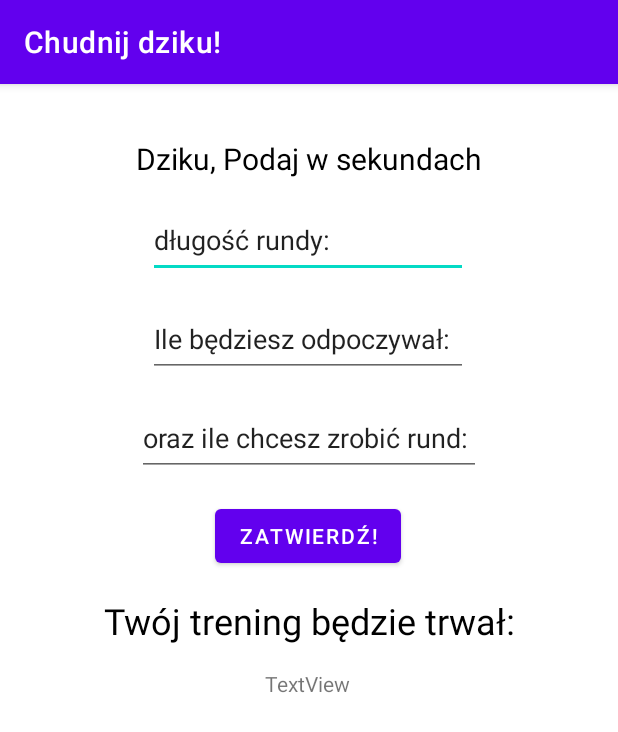
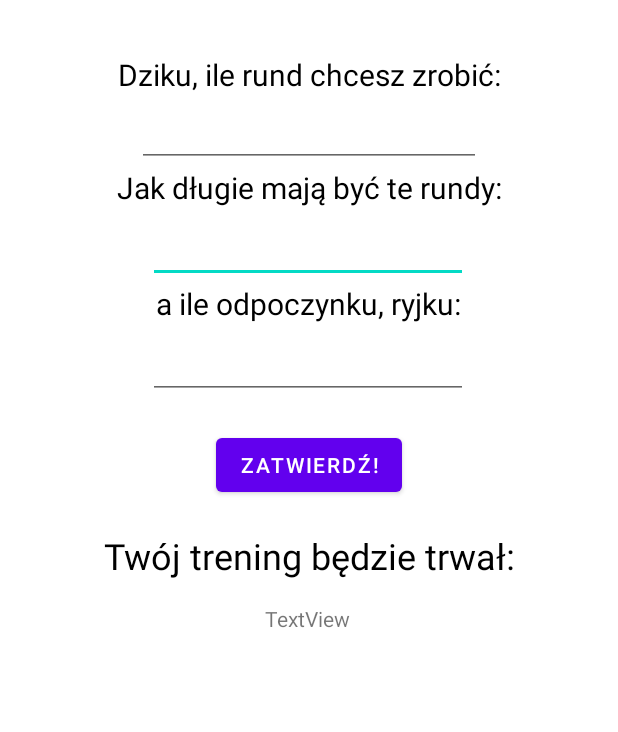
Before and after one commit to wszymon/Chudnij-dziku-, an Android app: the IntervalsActivity screen opened directly, with no data from a screen before it, after a tap on "ZATWIERDŹ!", on a phone screen of 412 x 824 dp. Shown: the top 732 px of the screen. Run offline under Robolectric (Android 15) with nearby library versions, the phone set to English and light mode, and no system bars.

Commit message:
add setters to interval activity and change textviews

```diff
--- a/app/src/main/java/com/example/chudnijdziku/ChudnijDziku.java
+++ b/app/src/main/java/com/example/chudnijdziku/ChudnijDziku.java
@@ -9,6 +9,7 @@ public class ChudnijDziku extends MainActivity {
     private String eatenKcalTextView;
     private String burnedKcalTextView;
     private String randomFactTextView;
+
 
     public int getEatenKcal() {
         return eatenKcal;
--- a/app/src/main/java/com/example/chudnijdziku/IntervalsActivity.java
+++ b/app/src/main/java/com/example/chudnijdziku/IntervalsActivity.java
@@ -1,25 +1,41 @@
 package com.example.chudnijdziku;
 
-import androidx.appcompat.app.AppCompatActivity;
-
-import android.content.Intent;
 import android.os.Bundle;
 import android.view.View;
 import android.widget.Button;
+import android.widget.EditText;
+import android.widget.TextView;
 
 public class IntervalsActivity extends Intervals {
+
+    private EditText roundTime, breakTime, roundsNum;
+    private TextView sumTime;
+    private Button confirmButton;
 
     @Override
     protected void onCreate(Bundle savedInstanceState) {
         super.onCreate(savedInstanceState);
         setContentView(R.layout.activity_intervals);
-        Intervals intervals = new Intervals();
+
     }
+
+    Intervals intervals = new Intervals();  //an Interval class instance for access to attributes and methods
+
+
     public void ConfirmIntervalsProperties(View v){
-        Button confirmButton = (Button)findViewById(R.id.confirmIntervalsPropertiesButton);
+        //picking layout views
+        roundTime = (EditText)findViewById(R.id.roundTimeEditText);
+        breakTime = (EditText)findViewById(R.id.breakTimeEditText);
+        roundsNum = (EditText)findViewById(R.id.roundNumberEditText);
+        confirmButton = (Button)findViewById(R.id.confirmIntervalsPropertiesButton);
         confirmButton.setOnClickListener(new View.OnClickListener() {
             @Override
             public void onClick(View view) {
+                intervals.setRoundTime(Integer.parseInt(roundTime.getText().toString()));//setting round time
+
+                intervals.setBreakTime(Integer.parseInt(breakTime.getText().toString()));//setting break time
+
+                intervals.setRoundsNumber(Integer.parseInt(roundsNum.getText().toString()));//setting rounds number
 
             }
         });
--- a/app/src/main/java/com/example/chudnijdziku/MainActivity.java
+++ b/app/src/main/java/com/example/chudnijdziku/MainActivity.java
@@ -5,14 +5,21 @@ import androidx.appcompat.app.AppCompatActivity;
 import android.content.Intent;
 import android.os.Bundle;
 import android.view.View;
+import android.view.Window;
+import android.view.WindowManager;
 
 public class MainActivity extends AppCompatActivity {
 
     @Override
     protected void onCreate(Bundle savedInstanceState) {
         super.onCreate(savedInstanceState);
+        requestWindowFeature(Window.FEATURE_NO_TITLE); //will hide the title
+        getSupportActionBar().hide(); // hide the title bar
+        this.getWindow().setFlags(WindowManager.LayoutParams.FLAG_FULLSCREEN,
+                WindowManager.LayoutParams.FLAG_FULLSCREEN); //enable full screen
         setContentView(R.layout.activity_main);
     }
+
     public void goIntervals(View v){
         Intent i = new Intent(this,IntervalsActivity.class);
         startActivity(i);
--- a/app/src/main/res/layout/activity_intervals.xml
+++ b/app/src/main/res/layout/activity_intervals.xml
@@ -7,33 +7,31 @@
     tools:context=".IntervalsActivity">
 
     <EditText
-        android:id="@+id/roundTimeTextView"
+        android:id="@+id/roundTimeEditText"
         android:layout_width="wrap_content"
         android:layout_height="50dp"
-        android:layout_marginTop="16dp"
         android:ems="10"
         android:inputType="number"
         android:text="@string/roundTimeTextView"
         app:layout_constraintEnd_toEndOf="parent"
         app:layout_constraintHorizontal_bias="0.497"
         app:layout_constraintStart_toStartOf="parent"
-        app:layout_constraintTop_toBottomOf="@+id/intervalInfoTextView" />
+        app:layout_constraintTop_toBottomOf="@+id/roundTimeAskTextView" />
 
     <EditText
-        android:id="@+id/breakTimeTextView"
+        android:id="@+id/breakTimeEditText"
         android:layout_width="wrap_content"
         android:layout_height="50dp"
-        android:layout_marginTop="16dp"
         android:ems="10"
         android:inputType="number"
         android:text="@string/breakTimeTextView"
         app:layout_constraintEnd_toEndOf="parent"
         app:layout_constraintHorizontal_bias="0.497"
         app:layout_constraintStart_toStartOf="parent"
-        app:layout_constraintTop_toBottomOf="@+id/roundTimeTextView" />
+        app:layout_constraintTop_toBottomOf="@+id/breakTimeAskTextView" />
 
     <TextView
-        android:id="@+id/intervalInfoTextView"
+        android:id="@+id/roundNumAskTextView"
         android:layout_width="wrap_content"
         android:layout_height="wrap_content"
         android:layout_marginTop="36dp"
@@ -45,22 +43,21 @@
         app:layout_constraintTop_toTopOf="parent" />
 
     <EditText
-        android:id="@+id/editTextTextPersonName3"
+        android:id="@+id/roundNumberEditText"
         android:layout_width="229dp"
-        android:layout_height="50dp"
-        android:layout_marginTop="16dp"
+        android:layout_height="48dp"
         android:ems="10"
         android:inputType="number"
         android:text="@string/roundsNumberTextView"
         app:layout_constraintEnd_toEndOf="parent"
         app:layout_constraintStart_toStartOf="parent"
-        app:layout_constraintTop_toBottomOf="@+id/breakTimeTextView" />
+        app:layout_constraintTop_toBottomOf="@+id/roundNumAskTextView" />
 
     <TextView
         android:id="@+id/sumIntervalsTimeTextView"
         android:layout_width="wrap_content"
         android:layout_height="wrap_content"
-        android:layout_marginTop="16dp"
+        android:layout_marginTop="20dp"
         android:text="@string/sumIntervalsTimeTextView"
         android:textColor="@color/black"
         android:textSize="24sp"
@@ -83,12 +80,33 @@
         android:id="@+id/confirmIntervalsPropertiesButton"
         android:layout_width="wrap_content"
         android:layout_height="wrap_content"
-        android:layout_marginTop="16dp"
+        android:layout_marginTop="20dp"
         android:onClick="ConfirmIntervalsProperties"
         android:text="@string/confirmIntervalsPropertiesButton"
         app:layout_constraintEnd_toEndOf="parent"
-        app:layout_constraintHorizontal_bias="0.498"
         app:layout_constraintStart_toStartOf="parent"
-        app:layout_constraintTop_toBottomOf="@+id/editTextTextPersonName3" />
+        app:layout_constraintTop_toBottomOf="@+id/breakTimeEditText" />
+
+    <TextView
+        android:id="@+id/roundTimeAskTextView"
+        android:layout_width="wrap_content"
+        android:layout_height="wrap_content"
+        android:text="@string/roundTimeAskTextView"
+        android:textColor="@color/black"
+        android:textSize="20sp"
+        app:layout_constraintEnd_toEndOf="parent"
+        app:layout_constraintStart_toStartOf="parent"
+        app:layout_constraintTop_toBottomOf="@+id/roundNumberEditText" />
+
+    <TextView
+        android:id="@+id/breakTimeAskTextView"
+        android:layout_width="wrap_content"
+        android:layout_height="wrap_content"
+        android:text="@string/breakTimeAskTextView"
+        android:textColor="@color/black"
+        android:textSize="20sp"
+        app:layout_constraintEnd_toEndOf="parent"
+        app:layout_constraintStart_toStartOf="parent"
+        app:layout_constraintTop_toBottomOf="@+id/roundTimeEditText" />
 
 </androidx.constraintlayout.widget.ConstraintLayout>
--- a/app/src/main/res/values/strings.xml
+++ b/app/src/main/res/values/strings.xml
@@ -6,11 +6,13 @@
     <string name="ateKcal">Today you ate:</string>
     <string name="burnkcal">Today you burn:</string>
     <string name="randomFact">Here will be random health and fitness facts</string>
-    <string name="roundTimeTextView">długość rundy:</string>
-    <string name="breakTimeTextView">Ile będziesz odpoczywał:</string>
-    <string name="IntervalInfoTextView">Dziku, Podaj w sekundach</string>
-    <string name="roundsNumberTextView">oraz ile chcesz zrobić rund:</string>
+    <string name="roundTimeTextView"></string>
+    <string name="breakTimeTextView"></string>
+    <string name="IntervalInfoTextView">Dziku, ile rund chcesz zrobić:</string>
+    <string name="roundsNumberTextView"></string>
     <string name="sumIntervalsTimeTextView">Twój trening będzie trwał:</string>
     <string name="confirmIntervalsPropertiesButton">Zatwierdź!</string>
     <string name="sumIntervalTimeTextView">... minut i ... sekund</string>
+    <string name="roundTimeAskTextView">Jak długie mają być te rundy:</string>
+    <string name="breakTimeAskTextView">a ile odpoczynku, ryjku:</string>
 </resources>
```
Also changed, not shown: app/src/main/java/com/example/chudnijdziku/Intervals.java (line endings or trailing spaces).
